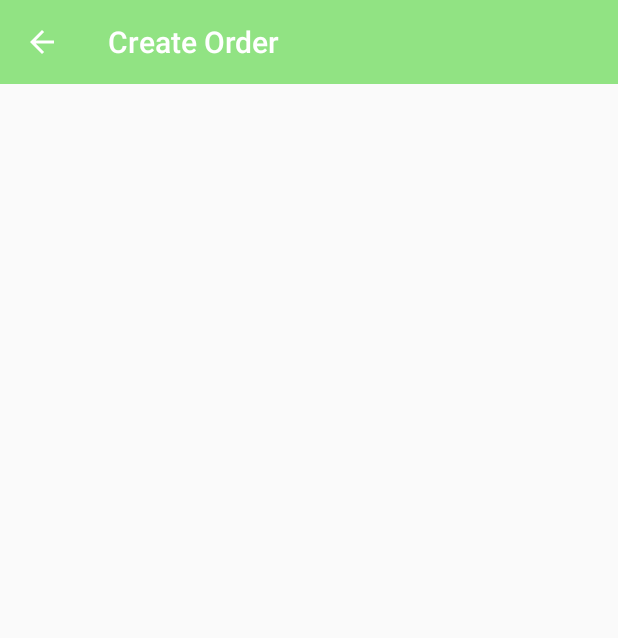
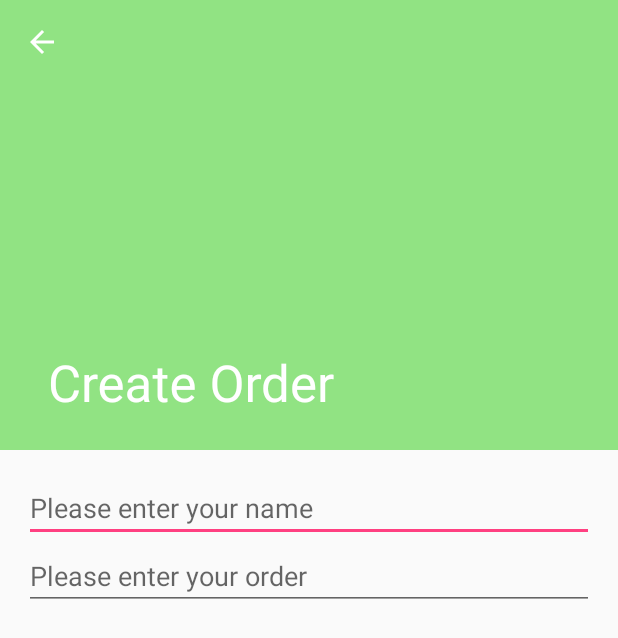
Before and after one commit to rhaydar/BitsAndPizzas, an Android app: the OrderActivity screen opened directly, with no data from a screen before it, on a phone screen of 412 x 824 dp. Shown: the top 638 px of the screen. Run offline under Robolectric (Android 15) with nearby library versions, the phone set to English and light mode, and no system bars.

Commit message:
Ch. 12: Add collapsing toolbar to Order activity.

```diff
--- a/app/src/main/res/layout/activity_order.xml
+++ b/app/src/main/res/layout/activity_order.xml
@@ -1,12 +1,48 @@
 <?xml version="1.0" encoding="utf-8"?>
-<LinearLayout
+<androidx.coordinatorlayout.widget.CoordinatorLayout
     xmlns:android="http://schemas.android.com/apk/res/android"
-    xmlns:tools="http://schemas.android.com/tools"
+    xmlns:app="http://schemas.android.com/apk/res-auto"
+    android:id="@+id/coordinator"
     android:layout_width="match_parent"
-    android:layout_height="match_parent"
-    android:orientation="vertical"
-    tools:context="com.hfad.bitsandpizzas.OrderActivity">
-    <include
-        layout="@layout/toolbar_main"
-        android:id="@+id/toolbar"/>
-</LinearLayout>
+    android:layout_height="match_parent">
+
+    <com.google.android.material.appbar.AppBarLayout
+        android:layout_width="match_parent"
+        android:layout_height="300dp"
+        android:theme="@style/ThemeOverlay.AppCompat.Dark.ActionBar" >
+
+        <!--  The CollapsingToolbarLayout needs to be inside an AppBarLayout -->
+        <com.google.android.material.appbar.CollapsingToolbarLayout
+            android:layout_width="match_parent"
+            android:layout_height="match_parent"
+            app:layout_scrollFlags="scroll|exitUntilCollapsed">
+
+            <androidx.appcompat.widget.Toolbar
+                android:id="@+id/toolbar"
+                android:layout_width="match_parent"
+                android:layout_height="?attr/actionBarSize"
+                app:layout_collapseMode="pin"/>
+
+        </com.google.android.material.appbar.CollapsingToolbarLayout>
+    </com.google.android.material.appbar.AppBarLayout>
+    <androidx.core.widget.NestedScrollView
+        android:layout_width="match_parent"
+        android:layout_height="match_parent"
+        app:layout_behavior="@string/appbar_scrolling_view_behavior">
+        <LinearLayout
+            android:layout_width="match_parent"
+            android:layout_height="wrap_content"
+            android:orientation="vertical"
+            android:padding="16dp">
+
+            <EditText
+                android:layout_width="match_parent"
+                android:layout_height="wrap_content"
+                android:hint="@string/order_name_hint"/>
+            <EditText
+                android:layout_width="match_parent"
+                android:layout_height="wrap_content"
+                android:hint="@string/order_details_hint"/>
+        </LinearLayout>
+    </androidx.core.widget.NestedScrollView>
+</androidx.coordinatorlayout.widget.CoordinatorLayout>
--- a/app/src/main/res/values/strings.xml
+++ b/app/src/main/res/values/strings.xml
@@ -31,4 +31,8 @@
         restaurants. Some people believe eating out is about being with your
         friends and family. We believe that good food is best enjoyed while
         staring at your phone.</string>
+
+    <!-- Order form -->
+    <string name="order_name_hint">Please enter your name</string>
+    <string name="order_details_hint">Please enter your order</string>
 </resources>
```
